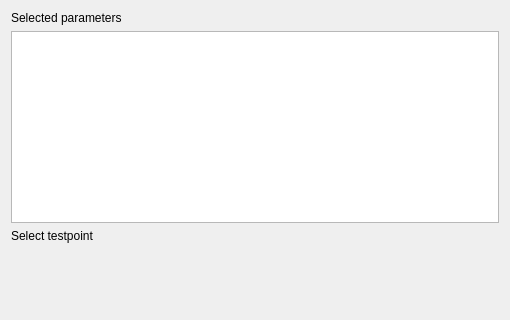
The window that lib/views/data_export.ui (tank-smart/FASTPLOT) describes before a commit, drawn with Qt 5; both pictures show x 0 to 510 and y 0 to 320 of the 510 by 500 pixel window.
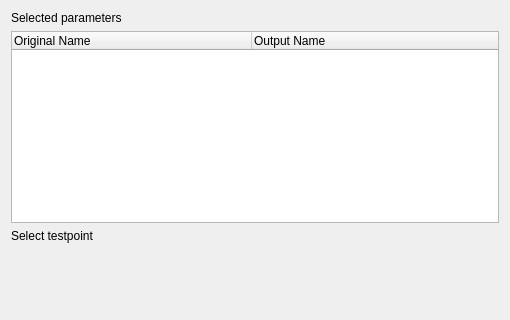
The same window after the commit.

```diff
--- a/lib/views/data_export.ui
+++ b/lib/views/data_export.ui
@@ -22,7 +22,27 @@
     </widget>
    </item>
    <item>
-    <widget class="QListWidget" name="sel_para_tree"/>
+    <widget class="QTreeWidget" name="sel_para_tree">
+     <property name="columnCount">
+      <number>2</number>
+     </property>
+     <attribute name="headerDefaultSectionSize">
+      <number>240</number>
+     </attribute>
+     <attribute name="headerMinimumSectionSize">
+      <number>240</number>
+     </attribute>
+     <column>
+      <property name="text">
+       <string>Original Name</string>
+      </property>
+     </column>
+     <column>
+      <property name="text">
+       <string>Output Name</string>
+      </property>
+     </column>
+    </widget>
    </item>
    <item>
     <widget class="QLabel" name="sel_testpoint">
```
